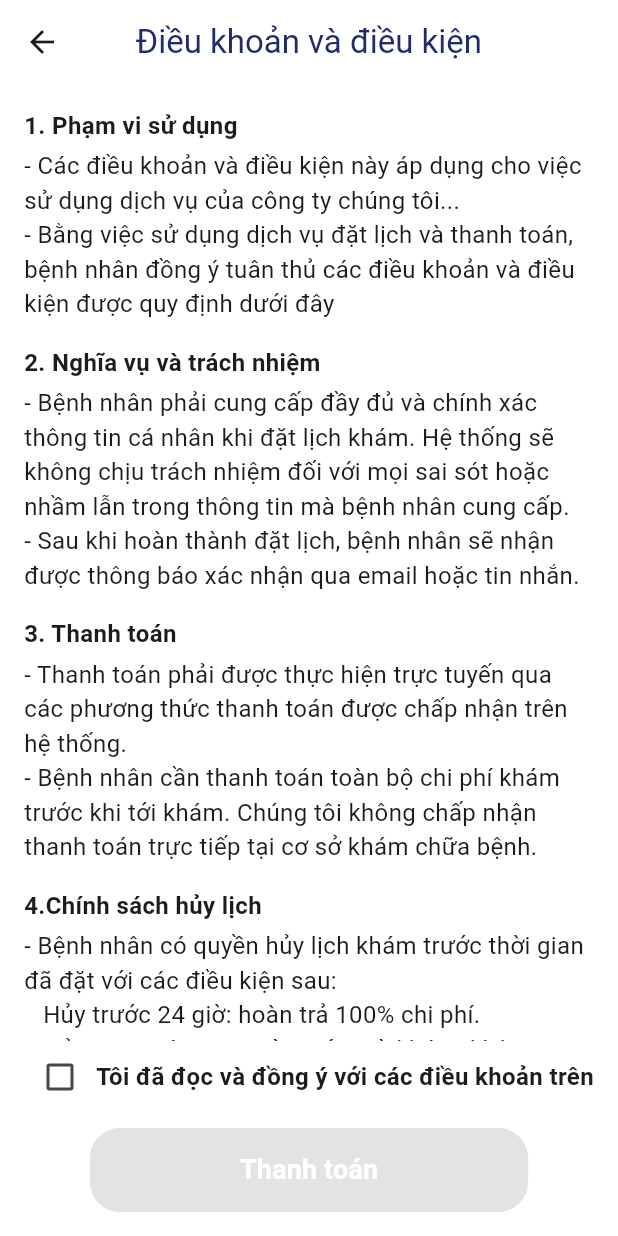
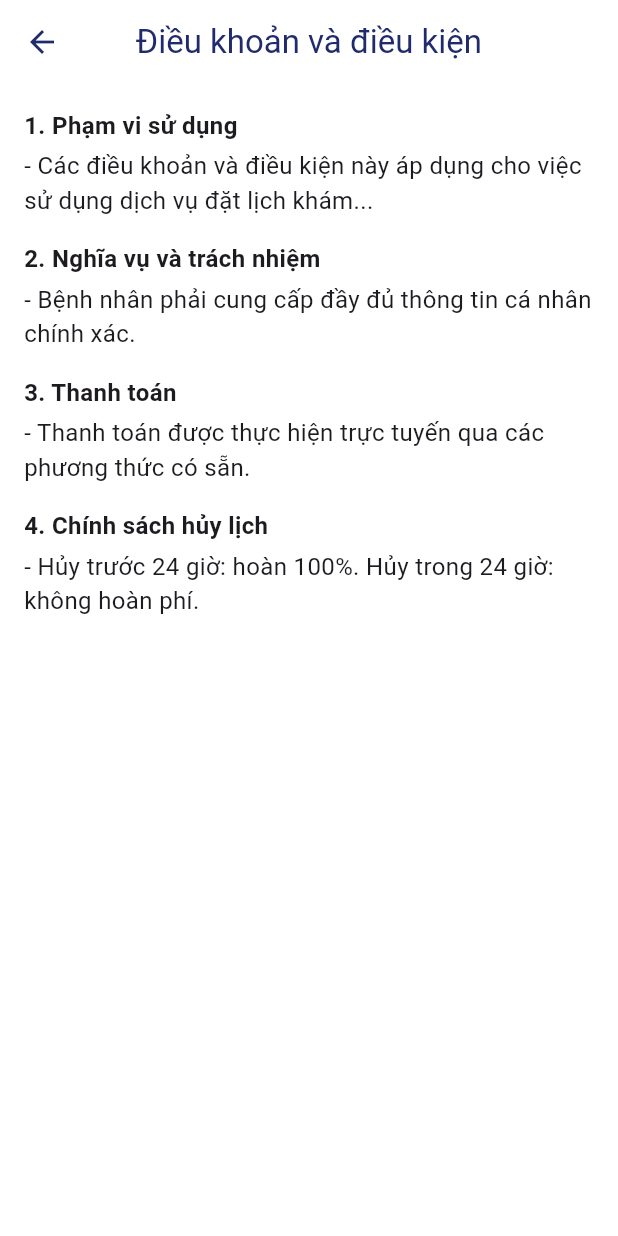
Before and after one commit to dominhhuy1703/Medical_Clinic, a Flutter app: the ProvisionPage screen opened directly, on a phone screen of 412 x 824 dp. Run offline on Flutter 3.47's test engine with Material 3 defaults, Android fonts, the phone set to English and light mode, and no system bars; our stand-ins replace dio, firebase_auth, flutter_secure_storage, font_awesome_flutter, shared_preferences; accounts and stored records are empty.

Commit message:
update provision

```diff
--- a/MedicalClinic/lib/provision.dart
+++ b/MedicalClinic/lib/provision.dart
@@ -1,8 +1,6 @@
 import 'package:flutter/material.dart';
-import 'methods_payment.dart';
-void main() {
-  runApp(MyApp());
-}
+
+
 
 class MyApp extends StatelessWidget {
   @override
@@ -15,96 +13,67 @@ class MyApp extends StatelessWidget {
 
 class ProvisionPage extends StatefulWidget {
   @override
-  _TermsScreenState createState() => _TermsScreenState();
+  _ProvisionPageState createState() => _ProvisionPageState();
 }
 
-class _TermsScreenState extends State<ProvisionPage> {
-  bool _isAccepted = false;
-
+class _ProvisionPageState extends State<ProvisionPage> {
   final List<TermsContent> terms = [
     TermsContent(
       title: '1. Phạm vi sử dụng',
-      content:
-      '- Các điều khoản và điều kiện này áp dụng cho việc sử dụng dịch vụ của công ty chúng tôi...\n'
-          '- Bằng việc sử dụng dịch vụ đặt lịch và thanh toán, bệnh nhân đồng ý tuân thủ các điều khoản và điều kiện được quy định dưới đây',
+      content: '- Các điều khoản và điều kiện này áp dụng cho việc sử dụng dịch vụ đặt lịch khám...',
     ),
     TermsContent(
       title: '2. Nghĩa vụ và trách nhiệm',
-      content:
-      '- Bệnh nhân phải cung cấp đầy đủ và chính xác thông tin cá nhân khi đặt lịch khám. Hệ thống sẽ không chịu trách nhiệm đối với mọi sai sót hoặc nhầm lẫn trong thông tin mà bệnh nhân cung cấp.\n'
-          '- Sau khi hoàn thành đặt lịch, bệnh nhân sẽ nhận được thông báo xác nhận qua email hoặc tin nhắn.',
+      content: '- Bệnh nhân phải cung cấp đầy đủ thông tin cá nhân chính xác.',
     ),
     TermsContent(
       title: '3. Thanh toán',
-      content:
-      '- Thanh toán phải được thực hiện trực tuyến qua các phương thức thanh toán được chấp nhận trên hệ thống.\n'
-          '- Bệnh nhân cần thanh toán toàn bộ chi phí khám trước khi tới khám. Chúng tôi không chấp nhận thanh toán trực tiếp tại cơ sở khám chữa bệnh.',
+      content: '- Thanh toán được thực hiện trực tuyến qua các phương thức có sẵn.',
     ),
     TermsContent(
-    title: '4.Chính sách hủy lịch',
-    content:
-      '- Bệnh nhân có quyền hủy lịch khám trước thời gian đã đặt với các điều kiện sau:\n'
-      '   Hủy trước 24 giờ: hoàn trả 100% chi phí.\n'
-      '   Hủy trong vòng 24 giờ trước giờ khám: không hoàn trả chi phí.\n'
-      '   Bệnh nhân có thể yêu cầu thay đổi lịch khám nhưng không quá 2 lần và phải yêu cầu trước ít nhất 24 giờ.'
-  ),
-      TermsContent(
-      title: '5. Quyền và trách nhiệm của bệnh nhân',
-      content:
-        '- Bệnh nhân có trách nhiệm cung cấp thông tin chính xác, thanh toán đầy đủ và đúng hạn.\n'
-        '- Bệnh nhân phải đến khám đúng giờ theo lịch hẹn. Nếu bệnh nhân đến muộn quá 15 phút so với giờ hẹn, lịch hẹn có thể bị hủy mà không được hoàn tiền.',
-      ),
-  TermsContent(
-      title: '6. Bảo mật thông tin',
-      content:
-        '- Thông tin cá nhân của bệnh nhân sẽ được bảo mật và chỉ sử dụng cho mục đích khám chữa bệnh. Chúng tôi cam kết không chia sẻ thông tin này với bên thứ ba mà không có sự đồng ý của bệnh nhân.'
-  ),
-    TermsContent(
-      content: 'Mọi tranh chấp phát sinh từ việc sử dụng dịch vụ sẽ được giải quyết theo quy định của pháp luật Việt Nam. Nếu không thể giải quyết thông qua thỏa thuận, tranh chấp sẽ được đưa ra giải quyết tại tòa án có thẩm quyền.', title: ''
+      title: '4. Chính sách hủy lịch',
+      content: '- Hủy trước 24 giờ: hoàn 100%. Hủy trong 24 giờ: không hoàn phí.',
     ),
   ];
+
+  final Color primaryColor = Color(0xFF1F2B6C);
 
   @override
   Widget build(BuildContext context) {
     return Scaffold(
-      backgroundColor:Colors.white,
+      backgroundColor: Colors.white,
       appBar: AppBar(
-        backgroundColor:Colors.white,
-        title: Text('Điều khoản và điều kiện',
-        style: TextStyle(
-          color: Color(0xFF1F2B6C),
-          //
-        ),
+        backgroundColor: Colors.white,
+        title: Text(
+          'Điều khoản và điều kiện',
+          style: TextStyle(color: primaryColor),
         ),
         centerTitle: true,
         elevation: 0,
-
         leading: IconButton(
-          icon: Icon(Icons.arrow_back),
-          onPressed: () {
-            Navigator.pop(context);
-          },
+          icon: Icon(Icons.arrow_back, color: primaryColor),
+          onPressed: () => Navigator.pop(context),
         ),
       ),
-
-      body: Padding(
+      body: SingleChildScrollView(
+        child: Padding(
           padding: const EdgeInsets.all(16.0),
           child: Column(
+            crossAxisAlignment: CrossAxisAlignment.start,
             children: [
-            Expanded(
-              child: ListView.builder(
+              // Hiển thị danh sách điều khoản
+              ListView.builder(
+                shrinkWrap: true,
+                physics: NeverScrollableScrollPhysics(),
                 itemCount: terms.length,
-                itemBuilder: (context, index) {
-                  return Padding(
+                itemBuilder: (context, index) => Padding(
                   padding: const EdgeInsets.only(bottom: 16.0),
                   child: Column(
                     crossAxisAlignment: CrossAxisAlignment.start,
                     children: [
                       Text(
                         terms[index].title,
-                          style: TextStyle(
-                              fontSize: 16,
-                              fontWeight: FontWeight.bold),
+                        style: TextStyle(fontSize: 16, fontWeight: FontWeight.bold),
                       ),
                       SizedBox(height: 4),
                       Text(
@@ -113,63 +82,15 @@ class _TermsScreenState extends State<ProvisionPage> {
                       ),
                     ],
                   ),
-                  );
-                },
-              ),
-            ),
-            Row(
-              children: [
-                Checkbox(
-                  value: _isAccepted,
-                  onChanged: (bool? value) {
-                    setState(() {
-                      _isAccepted = value ?? false;
-                    });
-                  },
-                ),
-                Expanded(
-                  child: Text(
-                    'Tôi đã đọc và đồng ý với các điều khoản trên',
-                    style: TextStyle(fontSize: 16, fontWeight: FontWeight.bold),
-                  ),
-                ),
-              ],
-            ),
-            SizedBox(height: 10),
-            ElevatedButton(
-              onPressed: _isAccepted
-                  ? () {
-                Navigator.push(
-                  context,
-                  MaterialPageRoute(
-                      builder: (context) => MethodPaymentpage()),
-                );
-
-              }
-                  : null,
-              style: ElevatedButton.styleFrom(
-                backgroundColor: Color(0xFF1F2B6C),
-                shape: RoundedRectangleBorder(
-                  borderRadius: BorderRadius.circular(20),
-                ),
-                padding: EdgeInsets.symmetric(horizontal: 100, vertical: 15),
-              ),
-              child: Text(
-                'Thanh toán',
-                style: TextStyle(
-                    fontSize: 18,
-                    color: Colors.white,
-                    fontWeight: FontWeight.bold
-                ),
                 ),
               ),
             ],
           ),
         ),
+      ),
     );
   }
 }
-
 
 class TermsContent {
   final String title;
```
Lines whose indentation alone changed are shown as unchanged.
